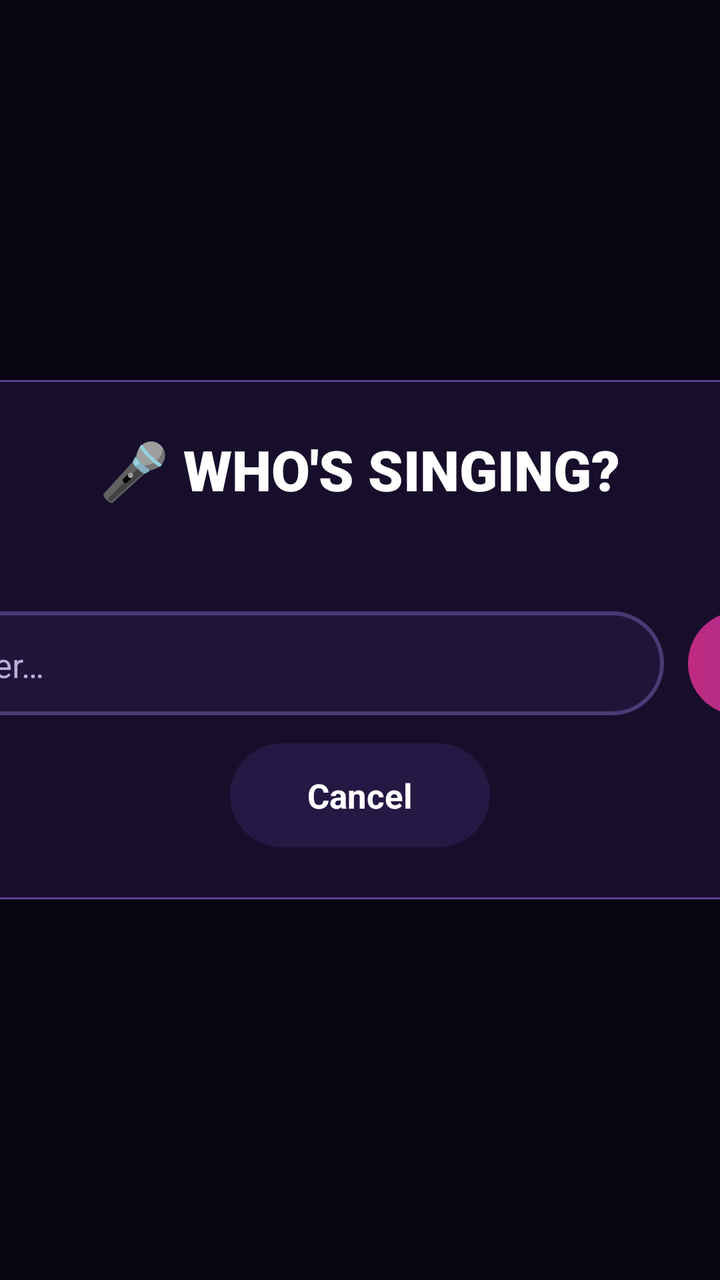
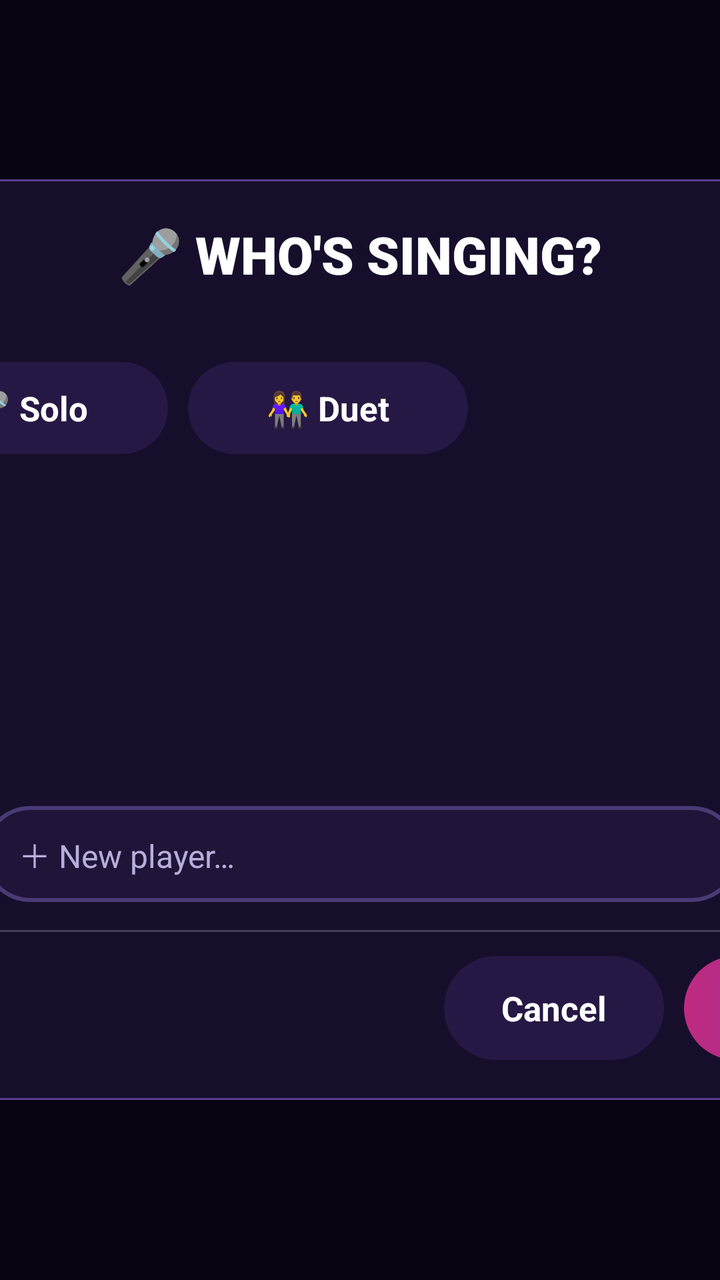

Two renders of the same Android screen: before a commit and after it. Below are the layout's source before the change and the commit's diff.
<!-- AndroidManifest.xml: application theme Theme.KaraokeTV -->
<!-- res/layout/picker.xml -->
<?xml version="1.0" encoding="utf-8"?>
<FrameLayout xmlns:android="http://schemas.android.com/apk/res/android"
    android:layout_width="match_parent"
    android:layout_height="match_parent"
    android:background="@color/scrim"
    android:clickable="true">

    <LinearLayout
        android:layout_width="640dp"
        android:layout_height="wrap_content"
        android:layout_gravity="center"
        android:background="@drawable/panel_bg"
        android:gravity="center_horizontal"
        android:orientation="vertical"
        android:padding="26dp">

        <TextView
            android:id="@+id/pickerTitle"
            android:layout_width="wrap_content"
            android:layout_height="wrap_content"
            android:fontFamily="sans-serif-black"
            android:gravity="center"
            android:text="🎤 WHO'S SINGING?"
            android:textColor="#FFFFFF"
            android:textSize="28sp" />

        <TextView
            android:id="@+id/pickerSong"
            android:layout_width="wrap_content"
            android:layout_height="wrap_content"
            android:layout_marginTop="4dp"
            android:ellipsize="end"
            android:gravity="center"
            android:maxLines="2"
            android:textColor="@color/text_dim"
            android:textSize="15sp" />

        <LinearLayout
            android:id="@+id/pickerNames"
            android:layout_width="wrap_content"
            android:layout_height="wrap_content"
            android:layout_marginTop="16dp"
            android:gravity="center_horizontal"
            android:orientation="vertical" />

        <LinearLayout
            android:id="@+id/pickerInputRow"
            android:layout_width="match_parent"
            android:layout_height="wrap_content"
            android:layout_marginTop="12dp"
            android:gravity="center_vertical"
            android:orientation="horizontal">

            <EditText
                android:id="@+id/pickerInput"
                android:layout_width="0dp"
                android:layout_height="52dp"
                android:layout_weight="1"
                android:background="@drawable/field_bg"
                android:hint="＋ New singer…"
                android:imeOptions="actionDone|flagNoExtractUi"
                android:importantForAutofill="no"
                android:inputType="textPersonName|textCapWords"
                android:maxLength="20"
                android:maxLines="1"
                android:paddingStart="20dp"
                android:paddingEnd="20dp"
                android:textColor="@color/text_main"
                android:textSize="17sp" />

            <TextView
                android:id="@+id/pickerGo"
                style="@style/TvButton.Primary"
                android:layout_marginStart="12dp"
                android:text="Add" />
        </LinearLayout>

        <TextView
            android:id="@+id/pickerCancel"
            style="@style/TvButton"
            android:layout_marginTop="14dp"
            android:text="Cancel" />
    </LinearLayout>
</FrameLayout>
<!-- resources referenced by this layout -->
<resources>
  <color name="scrim">#D9080412</color>
  <color name="text_dim">#B9AEDB</color>
  <color name="text_main">#FFFFFF</color>
  <!-- drawable field_bg (drawable) -->
  <?xml version="1.0" encoding="utf-8"?>
  <selector xmlns:android="http://schemas.android.com/apk/res/android">
      <item android:state_focused="true">
          <shape>
              <solid android:color="#2A1B4A" />
              <stroke android:width="3dp" android:color="@color/neon_cyan" />
              <corners android:radius="26dp" />
          </shape>
      </item>
      <item>
          <shape>
              <solid android:color="#CC22163D" />
              <stroke android:width="2dp" android:color="#4A3A75" />
              <corners android:radius="26dp" />
          </shape>
      </item>
  </selector>
  <!-- drawable panel_bg (drawable) -->
  <?xml version="1.0" encoding="utf-8"?>
  <shape xmlns:android="http://schemas.android.com/apk/res/android">
      <solid android:color="#D91A1030" />
      <stroke android:width="1dp" android:color="#5A3E8F" />
      <corners android:radius="18dp" />
  </shape>
  <style name="TvButton">
          <item name="android:layout_width">wrap_content</item>
          <item name="android:layout_height">52dp</item>
          <item name="android:minWidth">130dp</item>
          <item name="android:gravity">center</item>
          <item name="android:paddingStart">22dp</item>
          <item name="android:paddingEnd">22dp</item>
          <item name="android:background">@drawable/chip_bg</item>
          <item name="android:focusable">true</item>
          <item name="android:clickable">true</item>
          <item name="android:textColor">@color/text_main</item>
          <item name="android:textSize">17sp</item>
          <item name="android:textStyle">bold</item>
          <item name="android:maxLines">1</item>
      </style>
  <style name="TvButton.Primary">
          <item name="android:background">@drawable/btn_primary</item>
      </style>
  <style name="Theme.KaraokeTV" parent="android:Theme.Material.NoActionBar.Fullscreen">
          <item name="android:windowBackground">@color/bg_deep</item>
          <item name="android:colorAccent">@color/neon_pink</item>
          <item name="android:textColorPrimary">@color/text_main</item>
          <item name="android:textColor">@color/text_main</item>
          <item name="android:textColorHint">@color/text_dim</item>
          <item name="android:windowAnimationStyle">@null</item>
      </style>
  <color name="neon_cyan">#2EE6FF</color>
  <!-- drawable btn_primary (drawable) -->
  <?xml version="1.0" encoding="utf-8"?>
  <selector xmlns:android="http://schemas.android.com/apk/res/android">
      <item android:state_focused="true">
          <shape>
              <gradient android:angle="0" android:startColor="#FF5DB8" android:endColor="#9B5CFF" />
              <stroke android:width="3dp" android:color="#FFFFFF" />
              <corners android:radius="26dp" />
          </shape>
      </item>
      <item>
          <shape>
              <gradient android:angle="0" android:startColor="#C02A80" android:endColor="#6A3AB8" />
              <corners android:radius="26dp" />
          </shape>
      </item>
  </selector>
  <color name="bg_deep">#0B0614</color>
  <color name="neon_pink">#FF3DA5</color>
  <!-- unchanged entries left out for length: 1 -->
</resources>

<!-- the commit's change to res/layout/picker.xml (unified diff, before → after) -->
@@ -6,79 +6,215 @@
     android:clickable="true">
 
     <LinearLayout
-        android:layout_width="640dp"
+        android:layout_width="720dp"
         android:layout_height="wrap_content"
         android:layout_gravity="center"
         android:background="@drawable/panel_bg"
-        android:gravity="center_horizontal"
         android:orientation="vertical"
-        android:padding="26dp">
+        android:paddingStart="28dp"
+        android:paddingTop="20dp"
+        android:paddingEnd="28dp"
+        android:paddingBottom="20dp">
 
         <TextView
             android:id="@+id/pickerTitle"
-            android:layout_width="wrap_content"
+            android:layout_width="match_parent"
             android:layout_height="wrap_content"
             android:fontFamily="sans-serif-black"
             android:gravity="center"
             android:text="🎤 WHO'S SINGING?"
             android:textColor="#FFFFFF"
-            android:textSize="28sp" />
+            android:textSize="26sp" />
 
         <TextView
             android:id="@+id/pickerSong"
-            android:layout_width="wrap_content"
-            android:layout_height="wrap_content"
-            android:layout_marginTop="4dp"
+            android:layout_width="match_parent"
+            android:layout_height="wrap_content"
+            android:layout_marginTop="2dp"
             android:ellipsize="end"
             android:gravity="center"
-            android:maxLines="2"
+            android:maxLines="1"
             android:textColor="@color/text_dim"
             android:textSize="15sp" />
 
+        
+        <LinearLayout
+            android:id="@+id/pickerModeRow"
+            android:layout_width="match_parent"
+            android:layout_height="wrap_content"
+            android:layout_marginTop="14dp"
+            android:gravity="center_vertical"
+            android:orientation="horizontal">
+
+            <TextView
+                style="@style/PickerSection"
+                android:text="MODE" />
+
+            <TextView
+                android:id="@+id/pickerSolo"
+                style="@style/TvButton"
+                android:layout_height="46dp"
+                android:minWidth="140dp"
+                android:text="🎤 Solo" />
+
+            <TextView
+                android:id="@+id/pickerDuet"
+                style="@style/TvButton"
+                android:layout_height="46dp"
+                android:layout_marginStart="10dp"
+                android:minWidth="140dp"
+                android:text="👫 Duet" />
+        </LinearLayout>
+
+        
+        <LinearLayout
+            android:layout_width="match_parent"
+            android:layout_height="wrap_content"
+            android:layout_marginTop="14dp"
+            android:gravity="center_vertical"
+            android:orientation="horizontal">
+
+            <TextView
+                android:id="@+id/pickerPlayersLabel"
+                style="@style/PickerSection"
+                android:layout_width="0dp"
+                android:layout_weight="1"
+                android:text="PLAYERS" />
+
+            
+            <LinearLayout
+                android:id="@+id/pickerPager"
+                android:layout_width="wrap_content"
+                android:layout_height="wrap_content"
+                android:gravity="center_vertical"
+                android:orientation="horizontal">
+
+                <TextView
+                    android:id="@+id/pickerPrev"
+                    style="@style/TvButton"
+                    android:layout_width="46dp"
+                    android:layout_height="38dp"
+                    android:minWidth="0dp"
+                    android:paddingStart="0dp"
+                    android:paddingEnd="0dp"
+                    android:contentDescription="Previous players"
+                    android:text="‹" />
+
+                <TextView
+                    android:id="@+id/pickerPageText"
+                    android:layout_width="wrap_content"
+                    android:layout_height="wrap_content"
+                    android:paddingStart="8dp"
+                    android:paddingEnd="8dp"
+                    android:textColor="@color/text_dim"
+                    android:textSize="13sp" />
+
+                <TextView
+                    android:id="@+id/pickerNext"
+                    style="@style/TvButton"
+                    android:layout_width="46dp"
+                    android:layout_height="38dp"
+                    android:minWidth="0dp"
+                    android:paddingStart="0dp"
+                    android:paddingEnd="0dp"
+                    android:contentDescription="More players"
+                    android:text="›" />
+            </LinearLayout>
+        </LinearLayout>
+
+        
         <LinearLayout
             android:id="@+id/pickerNames"
-            android:layout_width="wrap_content"
-            android:layout_height="wrap_content"
-            android:layout_marginTop="16dp"
-            android:gravity="center_horizontal"
+            android:layout_width="match_parent"
+            android:layout_height="wrap_content"
+            android:layout_marginTop="6dp"
+            android:minHeight="112dp"
+            android:gravity="center"
             android:orientation="vertical" />
 
-        <LinearLayout
-            android:id="@+id/pickerInputRow"
-            android:layout_width="match_parent"
-            android:layout_height="wrap_content"
-            android:layout_marginTop="12dp"
-            android:gravity="center_vertical"
-            android:orientation="horizontal">
+        
+        <LinearLayout
+            android:id="@+id/pickerTools"
+            android:layout_width="match_parent"
+            android:layout_height="wrap_content"
+            android:layout_marginTop="6dp"
+            android:gravity="center_vertical"
+            android:orientation="horizontal">
+
+            <TextView
+                android:id="@+id/pickerRandom"
+                style="@style/TvButton"
+                android:layout_height="48dp"
+                android:minWidth="0dp"
+                android:contentDescription="Random stage name"
+                android:text="🎲 Random" />
 
             <EditText
                 android:id="@+id/pickerInput"
                 android:layout_width="0dp"
-                android:layout_height="52dp"
+                android:layout_height="48dp"
+                android:layout_marginStart="10dp"
                 android:layout_weight="1"
                 android:background="@drawable/field_bg"
-                android:hint="＋ New singer…"
+                android:hint="＋ New player…"
                 android:imeOptions="actionDone|flagNoExtractUi"
                 android:importantForAutofill="no"
                 android:inputType="textPersonName|textCapWords"
                 android:maxLength="20"
                 android:maxLines="1"
-                android:paddingStart="20dp"
-                android:paddingEnd="20dp"
+                android:paddingStart="18dp"
+                android:paddingEnd="18dp"
                 android:textColor="@color/text_main"
-                android:textSize="17sp" />
+                android:textSize="16sp" />
+
+            <TextView
+                android:id="@+id/pickerRemove"
+                style="@style/TvButton"
+                android:layout_height="48dp"
+                android:layout_marginStart="10dp"
+                android:minWidth="0dp"
+                android:contentDescription="Remove players"
+                android:text="🗑 Remove" />
+        </LinearLayout>
+
+        
+        <View
+            android:layout_width="match_parent"
+            android:layout_height="1dp"
+            android:layout_marginTop="14dp"
+            android:background="#33FFFFFF" />
+
+        <LinearLayout
+            android:layout_width="match_parent"
+            android:layout_height="wrap_content"
+            android:layout_marginTop="12dp"
+            android:gravity="center_vertical"
+            android:orientation="horizontal">
+
+            <TextView
+                android:id="@+id/pickerSummary"
+                android:layout_width="0dp"
+                android:layout_height="wrap_content"
+                android:layout_weight="1"
+                android:accessibilityLiveRegion="polite"
+                android:ellipsize="end"
+                android:maxLines="1"
+                android:textColor="@color/text_main"
+                android:textSize="17sp"
+                android:textStyle="bold" />
+
+            <TextView
+                android:id="@+id/pickerCancel"
+                style="@style/TvButton"
+                android:minWidth="110dp"
+                android:text="Cancel" />
 
             <TextView
                 android:id="@+id/pickerGo"
                 style="@style/TvButton.Primary"
-                android:layout_marginStart="12dp"
-                android:text="Add" />
-        </LinearLayout>
-
-        <TextView
-            android:id="@+id/pickerCancel"
-            style="@style/TvButton"
-            android:layout_marginTop="14dp"
-            android:text="Cancel" />
+                android:layout_marginStart="10dp"
+                android:minWidth="170dp"
+                android:text="🎤 Sing now!" />
+        </LinearLayout>
     </LinearLayout>
 </FrameLayout>
<!-- resource entries referenced after the edit -->
@@ -28,6 +28,14 @@
       <stroke android:width="1dp" android:color="#5A3E8F" />
       <corners android:radius="18dp" />
   </shape>
+  <style name="PickerSection">
+          <item name="android:layout_width">96dp</item>
+          <item name="android:layout_height">wrap_content</item>
+          <item name="android:letterSpacing">0.2</item>
+          <item name="android:textColor">@color/neon_cyan</item>
+          <item name="android:textSize">13sp</item>
+          <item name="android:textStyle">bold</item>
+      </style>
   <style name="TvButton">
           <item name="android:layout_width">wrap_content</item>
           <item name="android:layout_height">52dp</item>
